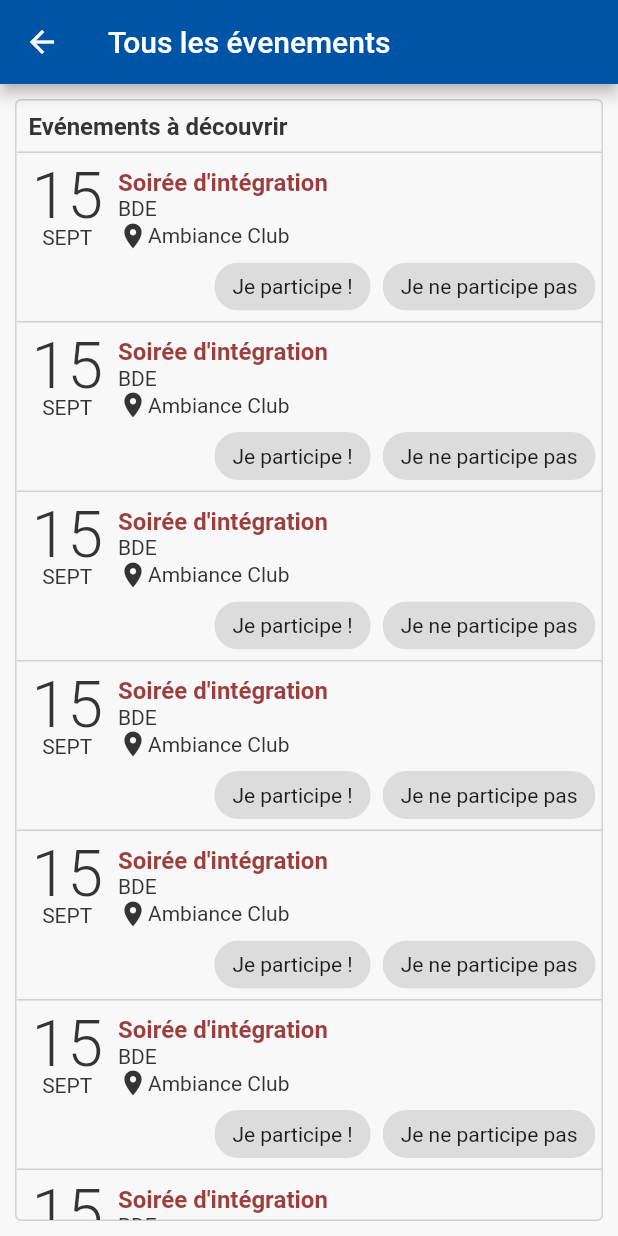
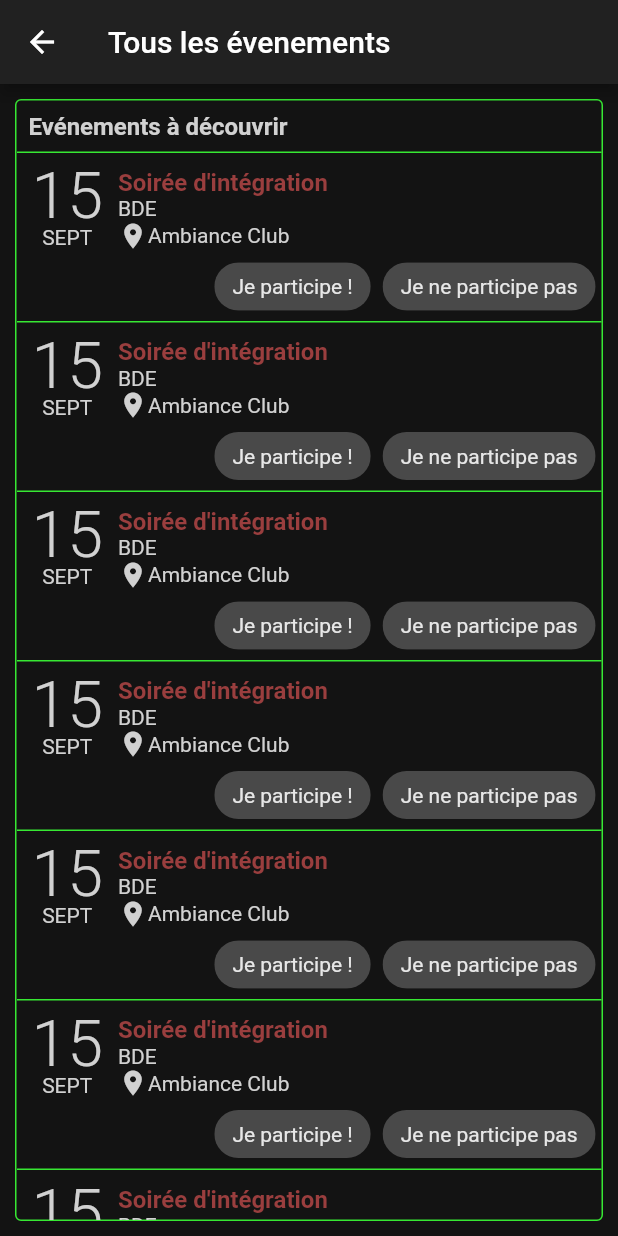
Before and after one commit to cs3991/Ense3-UwU, a Flutter app: the screen it shows after launch, scrolled down 514 dp, after a tap on "Tous les évenements", on a phone screen of 412 x 824 dp. Run offline on Flutter 3.47's test engine with Material 2 defaults, Android fonts, the phone set to English and light mode, and no system bars.

Commit message:
Dark theme

```diff
--- a/lib/UI/EventsTab/AllEvents.dart
+++ b/lib/UI/EventsTab/AllEvents.dart
@@ -12,7 +12,7 @@ class AllEvents extends StatelessWidget {
         ),
       ),
       body: Container(
-        color: backgroundGrey,
+        color: Theme.of(context).colorScheme.container,
         padding: EdgeInsets.all(10),
         child: Hero(
           tag: "eventlist",
--- a/lib/UI/EventsTab/Calendar.dart
+++ b/lib/UI/EventsTab/Calendar.dart
@@ -77,7 +77,7 @@ class DayView extends StatelessWidget {
         children: [
           Padding(
             padding: const EdgeInsets.only(bottom: 4.0),
-            child: _buildTextDayNb(id),
+            child: _buildTextDayNb(context, id),
           ),
           Expanded(
             child: Container(
@@ -85,16 +85,16 @@ class DayView extends StatelessWidget {
               margin: EdgeInsets.all(0),
               padding: EdgeInsets.all(8),
               decoration: BoxDecoration(
-                color: backgroundGrey,
+                color: Theme.of(context).colorScheme.container,
                 border: Border.all(
-                  color: borderGrey,
+                  color: Theme.of(context).colorScheme.border,
                   width: 1,
                 ),
                 borderRadius: BorderRadius.circular(4),
               ),
               child: Column(
                 mainAxisAlignment: MainAxisAlignment.spaceAround,
-                children: _buildEventListForDay(DateTime.now().add(Duration(days: id))),
+                children: _buildEventListForDay(context, DateTime.now().add(Duration(days: id))),
               ),
             ),
           ),
@@ -106,7 +106,7 @@ class DayView extends StatelessWidget {
         children: [
           Padding(
             padding: const EdgeInsets.only(bottom: 8.0),
-            child: _buildTextDayNb(id),
+            child: _buildTextDayNb(context, id),
           ),
           ConstrainedBox(
             constraints: BoxConstraints.tightForFinite(width: 40, height: 40),
@@ -114,8 +114,8 @@ class DayView extends StatelessWidget {
               width: 30,
               decoration: BoxDecoration(
                 shape: BoxShape.circle,
-                color: backgroundGrey,
-                border: Border.all(color: borderGrey),
+                color: Theme.of(context).colorScheme.container,
+                border: Border.all(color: Theme.of(context).colorScheme.border),
               ),
             ),
           ),
@@ -124,7 +124,7 @@ class DayView extends StatelessWidget {
     }
   }
 
-  Widget _buildTextDayNb(int id) {
+  Widget _buildTextDayNb(context, int id) {
     initializeDateFormatting('fr');
     return Padding(
       padding: const EdgeInsets.only(bottom: 4.0),
@@ -134,14 +134,14 @@ class DayView extends StatelessWidget {
           fontFamily: "Roboto",
           fontSize: 15,
           fontWeight: FontWeight.bold,
-          color: almostBlack,
+          color: Theme.of(context).colorScheme.text,
         ),
       ),
     );
   }
 
 // TODO Récuperer évenements auxquels l'utilisateur participe pour le jour donné
-  List<Widget> _buildEventListForDay(DateTime date) {
+  List<Widget> _buildEventListForDay(BuildContext context, DateTime date) {
     return [
       Column(
         children: [
@@ -157,7 +157,7 @@ class DayView extends StatelessWidget {
           Text(
             "12:00 - 13:00",
             style: TextStyle(
-              color: almostBlack,
+              color: Theme.of(context).colorScheme.text,
               fontFamily: "Roboto",
               fontWeight: FontWeight.normal,
               fontSize: 14,
@@ -168,7 +168,7 @@ class DayView extends StatelessWidget {
       Divider(
         height: 0,
         thickness: 1,
-        color: borderGrey,
+        color: Theme.of(context).colorScheme.border,
       ),
       Column(
         children: [
@@ -184,7 +184,7 @@ class DayView extends StatelessWidget {
           Text(
             "12:00 - 13:00",
             style: TextStyle(
-              color: almostBlack,
+              color: Theme.of(context).colorScheme.text,
               fontFamily: "Roboto",
               fontWeight: FontWeight.normal,
               fontSize: 14,
@@ -195,7 +195,7 @@ class DayView extends StatelessWidget {
       Divider(
         height: 0,
         thickness: 1,
-        color: borderGrey,
+        color: Theme.of(context).colorScheme.border,
       ),
       Column(
         children: [
@@ -211,7 +211,7 @@ class DayView extends StatelessWidget {
           Text(
             "12:00 - 13:00",
             style: TextStyle(
-              color: almostBlack,
+              color: Theme.of(context).colorScheme.text,
               fontFamily: "Roboto",
               fontWeight: FontWeight.normal,
               fontSize: 14,
--- a/lib/UI/EventsTab/EventsList.dart
+++ b/lib/UI/EventsTab/EventsList.dart
@@ -8,9 +8,9 @@ class EventsList extends StatelessWidget {
   Widget build(BuildContext context) {
     return Container(
       decoration: BoxDecoration(
-        color: backgroundGrey,
+        color: Theme.of(context).colorScheme.container,
         border: Border.all(
-          color: borderGrey,
+          color: Theme.of(context).colorScheme.border,
           width: 1,
         ),
         borderRadius: BorderRadius.circular(4),
@@ -24,13 +24,13 @@ class EventsList extends StatelessWidget {
               padding: const EdgeInsets.all(8.0),
               child: Text(
                 "Evénements à découvrir",
-                style: Theme.of(context).textTheme.headline2,
+                style: Theme.of(context).textTheme.headline2.copyWith(color: Theme.of(context).colorScheme.text),
               ),
             ),
             Divider(
               height: 0,
               thickness: 1,
-              color: borderGrey,
+              color: Theme.of(context).colorScheme.border,
             ),
             EventContainer(),
             EventContainer(),
@@ -78,7 +78,7 @@ class _EventContainerState extends State<EventContainer> {
                       "15",
                       textAlign: TextAlign.center,
                       style: TextStyle(
-                        color: almostBlack,
+                        color: Theme.of(context).colorScheme.text,
                         fontSize: 43,
                         height: 0.99,
                         fontFamily: "Roboto",
@@ -89,7 +89,7 @@ class _EventContainerState extends State<EventContainer> {
                       "SEPT",
                       textAlign: TextAlign.center,
                       style: TextStyle(
-                        color: almostBlack,
+                        color: Theme.of(context).colorScheme.text,
                         fontSize: 14,
                         height: 0.8,
                         fontFamily: "Roboto",
@@ -123,7 +123,7 @@ class _EventContainerState extends State<EventContainer> {
                         overflow: TextOverflow.ellipsis,
                         maxLines: 1,
                         style: TextStyle(
-                          color: almostBlack,
+                          color: Theme.of(context).colorScheme.text,
                           fontSize: 14,
                           fontFamily: "Roboto",
                           fontWeight: FontWeight.normal,
@@ -133,7 +133,7 @@ class _EventContainerState extends State<EventContainer> {
                         children: [
                           Icon(
                             Icons.location_on,
-                            color: almostBlack,
+                            color: Theme.of(context).colorScheme.text,
                             size: 20,
                           ),
                           Text(
@@ -142,7 +142,7 @@ class _EventContainerState extends State<EventContainer> {
                             overflow: TextOverflow.ellipsis,
                             maxLines: 1,
                             style: TextStyle(
-                              color: almostBlack,
+                              color: Theme.of(context).colorScheme.text,
                               fontSize: 14,
                               fontFamily: "Roboto",
                               fontWeight: FontWeight.normal,
@@ -188,7 +188,7 @@ class _EventContainerState extends State<EventContainer> {
           Divider(
             height: 0,
             thickness: 1,
-            color: borderGrey,
+            color: Theme.of(context).colorScheme.border,
           )
         ],
       ),
--- a/lib/UI/EventsTab/EventsTab.dart
+++ b/lib/UI/EventsTab/EventsTab.dart
@@ -8,7 +8,8 @@ class EventsTab extends StatelessWidget {
   @override
   Widget build(BuildContext context) {
     return Container(
-      color: Colors.white,
+      color: Theme.of(context).colorScheme.backgroundColor,
+//      color: Color(0xff252525),
       padding: const EdgeInsets.all(15.0),
       child: Column(
         children: [
--- a/lib/main.dart
+++ b/lib/main.dart
@@ -10,7 +10,7 @@ class MyApp extends StatelessWidget {
   Widget build(BuildContext context) {
     return MaterialApp(
       title: 'Ense3',
-      theme: ense3Theme,
+      theme: theme,
       home: Home(),
       debugShowCheckedModeBanner: false,
     );
@@ -29,12 +29,12 @@ class Home extends StatelessWidget {
             children: <Widget>[
               DrawerHeader(
                 decoration: BoxDecoration(
-                  color: e3Blue,
+                  color: Theme.of(context).colorScheme.primaryColor,
                 ),
                 child: Text(
                   'Cédric',
                   style: TextStyle(
-                    color: Colors.white,
+                    color: Theme.of(context).colorScheme.backgroundColor,
                     fontSize: 24,
                   ),
                 ),
@@ -43,7 +43,10 @@ class Home extends StatelessWidget {
                 onTap: () {},
                 child: ListTile(
                   leading: Icon(Icons.account_circle),
-                  title: Text('Profil'),
+                  title: Text(
+                    'Profil',
+                    style: TextStyle(color: Theme.of(context).colorScheme.text),
+                  ),
                 ),
               ),
               GestureDetector(
@@ -52,7 +55,10 @@ class Home extends StatelessWidget {
                 },
                 child: ListTile(
                   leading: Icon(Icons.settings),
-                  title: Text('Paramètres'),
+                  title: Text(
+                    'Paramètres',
+                    style: TextStyle(color: Theme.of(context).colorScheme.text),
+                  ),
                 ),
               ),
             ],
@@ -60,6 +66,7 @@ class Home extends StatelessWidget {
         ),
         appBar: AppBar(
           title: Text("Ense3"),
+          backgroundColor: Theme.of(context).colorScheme.primaryColor,
           bottom: TabBar(
             tabs: [
               Tab(
--- a/pubspec.yaml
+++ b/pubspec.yaml
@@ -14,7 +14,7 @@ description: A new Flutter project.
 version: 1.0.0+1
 
 environment:
-  sdk: ">=2.1.0 <3.0.0"
+  sdk: ">=2.7.0 <3.0.0"
 
 dependencies:
   flutter:
@@ -24,6 +24,7 @@ dependencies:
   # Use with the CupertinoIcons class for iOS style icons.
   cupertino_icons: ^0.1.2
   intl:
+  shared_preferences: '>=0.5.0 <2.0.0'
 
 dev_dependencies:
   flutter_test:
```
Also changed, not shown: lib/UI/Settings/Settings.dart (+26 -13 lines), lib/models/global.dart (+57 -4 lines), pubspec.lock.
